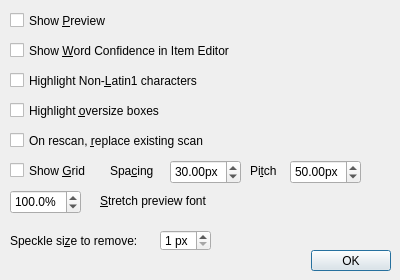
Above: qt/data/OutputSettingsDialog.ui from DonnKey/gImageReader before the change. Below: the same form after it.
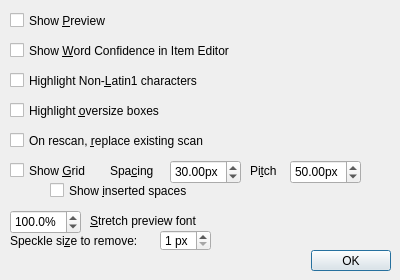
That is the form after the change.

Commit message: Integrate grid with Export of Indented Text. Show inserted blanks in preview.

Diff of the .ui file:
```diff
--- a/qt/data/OutputSettingsDialog.ui
+++ b/qt/data/OutputSettingsDialog.ui
@@ -94,7 +94,7 @@
    <property name="geometry">
     <rect>
      <x>10</x>
-     <y>190</y>
+     <y>210</y>
      <width>71</width>
      <height>24</height>
     </rect>
@@ -121,8 +121,8 @@
   <widget class="QLabel" name="label">
    <property name="geometry">
     <rect>
-     <x>100</x>
-     <y>190</y>
+     <x>90</x>
+     <y>210</y>
      <width>201</width>
      <height>21</height>
     </rect>
@@ -277,6 +277,19 @@
     <cstring>doubleSpinBox_Pitch</cstring>
    </property>
   </widget>
+  <widget class="QCheckBox" name="checkBox_InsertedSpaces">
+   <property name="geometry">
+    <rect>
+     <x>50</x>
+     <y>180</y>
+     <width>161</width>
+     <height>21</height>
+    </rect>
+   </property>
+   <property name="text">
+    <string>Show &amp;inserted spaces</string>
+   </property>
+  </widget>
  </widget>
  <tabstops>
   <tabstop>checkBox_Preview</tabstop>
```
Left out of the diff: 1 changed line with no effect on the pictures. The commit also changes 7 other files.
